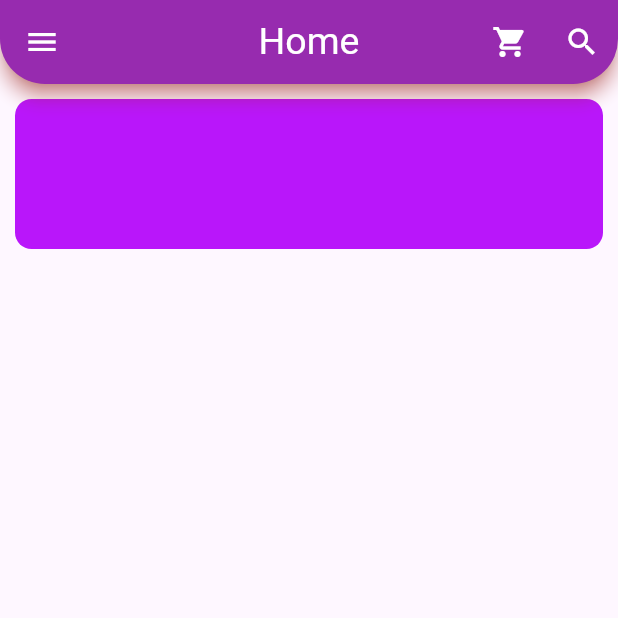
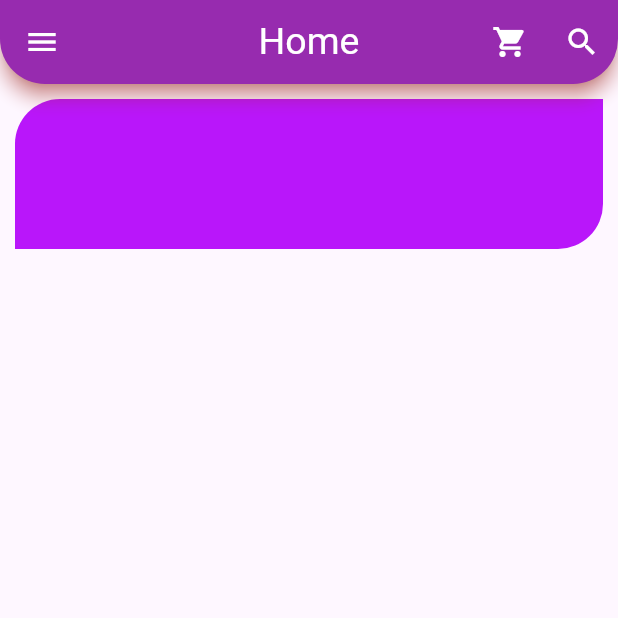
Before and after one commit to rifatalam26/my-first-app, a Flutter app: the screen it shows after launch, on a phone screen of 412 x 824 dp, the top half of it. Run offline on Flutter 3.47's test engine with Material 3 defaults, Android fonts, the light colour scheme and no system bars.

Commit message:
container with decoration practice

```diff
--- a/lib/main.dart
+++ b/lib/main.dart
@@ -113,7 +113,7 @@ class _HomePageState extends State<HomePage> {
           height: 100,
           margin: EdgeInsets.all(10),
           decoration: BoxDecoration(
-            borderRadius: BorderRadius.circular(11),
+            borderRadius: BorderRadius.only(topLeft: Radius.circular(30),bottomRight: Radius.circular(30)),
             color: Color(0xffb916fa),
           )),
       //margin: EdgeInsets.all(10),
```
